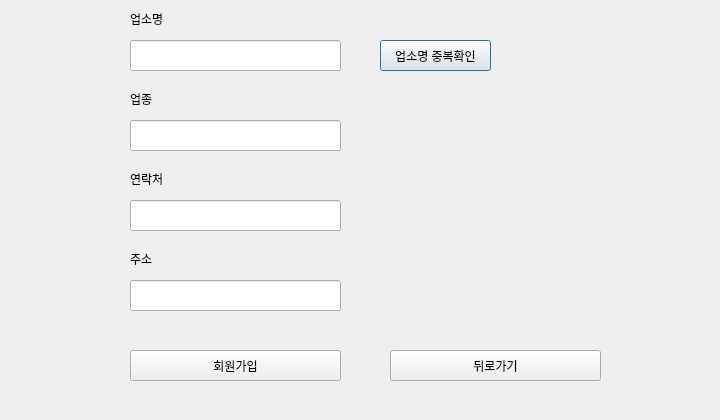
First picture: the form in server/lodge_add.ui, repository a-bnb/travel, before the edit.
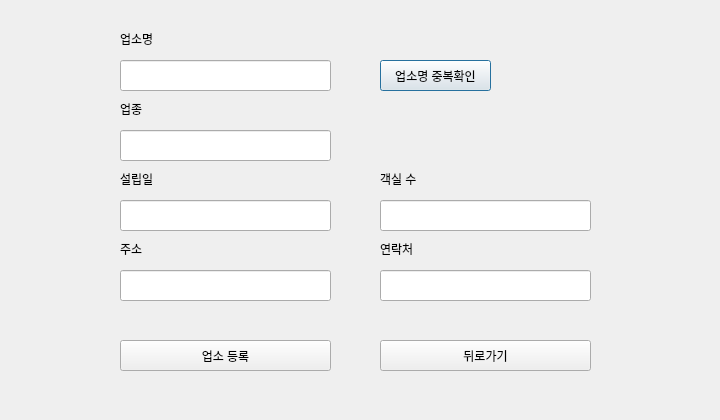
Second picture: the form after the edit.

The edit to the form file:
```diff
--- a/server/lodge_add.ui
+++ b/server/lodge_add.ui
@@ -17,7 +17,7 @@
    <property name="geometry">
     <rect>
      <x>380</x>
-     <y>40</y>
+     <y>60</y>
      <width>111</width>
      <height>31</height>
     </rect>
@@ -29,8 +29,8 @@
   <widget class="QLabel" name="label_2">
    <property name="geometry">
     <rect>
-     <x>130</x>
-     <y>90</y>
+     <x>120</x>
+     <y>100</y>
      <width>67</width>
      <height>17</height>
     </rect>
@@ -42,8 +42,8 @@
   <widget class="QLineEdit" name="add_text">
    <property name="geometry">
     <rect>
-     <x>130</x>
-     <y>280</y>
+     <x>120</x>
+     <y>270</y>
      <width>211</width>
      <height>31</height>
     </rect>
@@ -52,8 +52,8 @@
   <widget class="QLabel" name="label_3">
    <property name="geometry">
     <rect>
-     <x>130</x>
-     <y>170</y>
+     <x>380</x>
+     <y>240</y>
      <width>67</width>
      <height>17</height>
     </rect>
@@ -65,8 +65,8 @@
   <widget class="QPushButton" name="exit_btn">
    <property name="geometry">
     <rect>
-     <x>390</x>
-     <y>350</y>
+     <x>380</x>
+     <y>340</y>
      <width>211</width>
      <height>31</height>
     </rect>
@@ -78,21 +78,21 @@
   <widget class="QPushButton" name="signup_btn">
    <property name="geometry">
     <rect>
-     <x>130</x>
-     <y>350</y>
+     <x>120</x>
+     <y>340</y>
      <width>211</width>
      <height>31</height>
     </rect>
    </property>
    <property name="text">
-    <string>회원가입</string>
+    <string>업소 등록</string>
    </property>
   </widget>
   <widget class="QLineEdit" name="sortation_text">
    <property name="geometry">
     <rect>
-     <x>130</x>
-     <y>120</y>
+     <x>120</x>
+     <y>130</y>
      <width>211</width>
      <height>31</height>
     </rect>
@@ -101,8 +101,8 @@
   <widget class="QLineEdit" name="name_text">
    <property name="geometry">
     <rect>
-     <x>130</x>
-     <y>40</y>
+     <x>120</x>
+     <y>60</y>
      <width>211</width>
      <height>31</height>
     </rect>
@@ -111,8 +111,8 @@
   <widget class="QLineEdit" name="num_text">
    <property name="geometry">
     <rect>
-     <x>130</x>
-     <y>200</y>
+     <x>380</x>
+     <y>270</y>
      <width>211</width>
      <height>31</height>
     </rect>
@@ -121,8 +121,8 @@
   <widget class="QLabel" name="label_4">
    <property name="geometry">
     <rect>
-     <x>130</x>
-     <y>250</y>
+     <x>120</x>
+     <y>240</y>
      <width>67</width>
      <height>17</height>
     </rect>
@@ -134,8 +134,8 @@
   <widget class="QLabel" name="label">
    <property name="geometry">
     <rect>
-     <x>130</x>
-     <y>10</y>
+     <x>120</x>
+     <y>30</y>
      <width>111</width>
      <height>17</height>
     </rect>
@@ -144,6 +144,52 @@
     <string>업소명</string>
    </property>
   </widget>
+  <widget class="QLineEdit" name="report_text">
+   <property name="geometry">
+    <rect>
+     <x>120</x>
+     <y>200</y>
+     <width>211</width>
+     <height>31</height>
+    </rect>
+   </property>
+  </widget>
+  <widget class="QLabel" name="label_5">
+   <property name="geometry">
+    <rect>
+     <x>120</x>
+     <y>170</y>
+     <width>67</width>
+     <height>17</height>
+    </rect>
+   </property>
+   <property name="text">
+    <string>설립일</string>
+   </property>
+  </widget>
+  <widget class="QLabel" name="label_6">
+   <property name="geometry">
+    <rect>
+     <x>380</x>
+     <y>170</y>
+     <width>67</width>
+     <height>17</height>
+    </rect>
+   </property>
+   <property name="text">
+    <string>객실 수</string>
+   </property>
+  </widget>
+  <widget class="QLineEdit" name="room_text">
+   <property name="geometry">
+    <rect>
+     <x>380</x>
+     <y>200</y>
+     <width>211</width>
+     <height>31</height>
+    </rect>
+   </property>
+  </widget>
  </widget>
  <resources/>
  <connections/>
```
